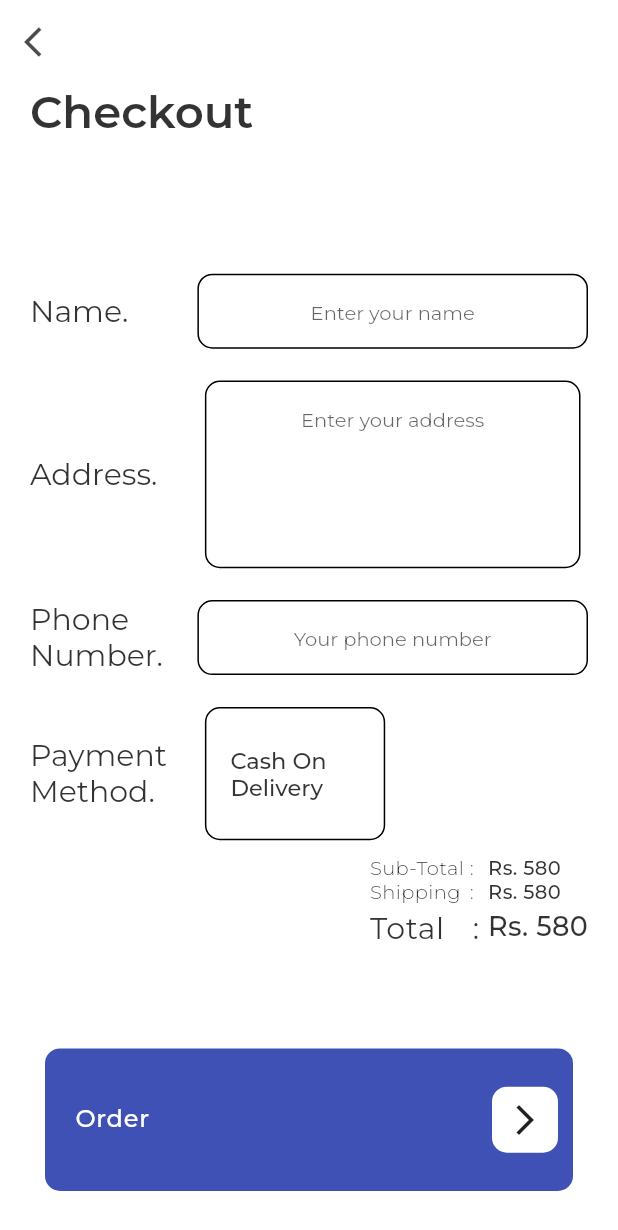
After one commit to cptnmcboatface/Aria, a Flutter app: the CheckoutScreen screen opened directly, on a phone screen of 412 x 824 dp. The commit adds this screen. Shown: the top 1230 px of the screen. Run offline on Flutter 3.47's test engine with Material 2 defaults, Android fonts, the phone set to English and light mode, and no system bars; our stand-ins replace carousel_slider, cloud_firestore, firebase_auth, flutter_spinkit, google_fonts, intl_phone_number_input and 2 more; missing offline and left inert: dart:ffi, sky_engine; accounts and stored records are empty; network calls fail.

Commit message:
added Checkout

```diff
--- /dev/null
+++ b/lib/screens/CheckoutScreen.dart
@@ -0,0 +1,310 @@
+import 'package:flutter/material.dart';
+import 'package:google_fonts/google_fonts.dart';
+
+class CheckoutScreen extends StatefulWidget {
+  @override
+  _CheckoutScreenState createState() => _CheckoutScreenState();
+}
+
+class _CheckoutScreenState extends State<CheckoutScreen> {
+  Color appBarIconColor = Color.fromRGBO(0, 0, 0, 0.7);
+  Color titleFontColor = Color.fromRGBO(0, 0, 0, 0.8);
+  @override
+  Widget build(BuildContext context) {
+    return Scaffold(
+      resizeToAvoidBottomPadding: false,
+      appBar: AppBar(
+        backgroundColor: Colors.white,
+        elevation: 0.0,
+        leading: IconButton(
+          onPressed: () {
+            Navigator.pop(context);
+          },
+          color: Colors.white,
+          icon: Icon(
+            Icons.arrow_back_ios,
+            color: appBarIconColor,
+          ),
+        ),
+      ),
+      body: Container(
+        padding: EdgeInsets.symmetric(horizontal: 20),
+        color: Colors.white,
+        child: Column(
+          crossAxisAlignment: CrossAxisAlignment.start,
+          children: <Widget>[
+            Expanded(
+              flex: 3,
+              child: Container(
+                child: Text("Checkout",
+                    style: GoogleFonts.montserrat(
+                        color: titleFontColor,
+                        fontSize: 30,
+                        fontWeight: FontWeight.w600)),
+              ),
+            ),
+            Expanded(
+              flex: 17,
+              child: Column(
+                children: <Widget>[
+                  Expanded(
+                    flex: 2,
+                    child: Row(
+                      mainAxisAlignment: MainAxisAlignment.start,
+                      crossAxisAlignment: CrossAxisAlignment.center,
+                      children: <Widget>[
+                        Expanded(
+                          flex: 3,
+                          child: Text("Name.",
+                              style: GoogleFonts.montserrat(
+                                  color: titleFontColor, fontSize: 20)),
+                        ),
+                        Expanded(
+                            flex: 7,
+                            child: Container(
+                              decoration: BoxDecoration(
+                                  borderRadius:
+                                      BorderRadius.all(Radius.circular(10)),
+                                  border: Border.all()),
+                              child: TextField(
+                                textAlign: TextAlign.center,
+                                maxLines: null,
+                                onChanged: (val) {},
+                                decoration: InputDecoration(
+                                    border: InputBorder.none,
+                                    hintText: 'Enter your name',
+                                    hintStyle:
+                                        GoogleFonts.montserrat(fontSize: 13)),
+                              ),
+                            ))
+                      ],
+                    ),
+                  ),
+                  Expanded(
+                    flex: 4,
+                    child: Row(
+                      mainAxisAlignment: MainAxisAlignment.start,
+                      crossAxisAlignment: CrossAxisAlignment.center,
+                      children: <Widget>[
+                        Expanded(
+                          flex: 3,
+                          child: Text("Address.",
+                              style: GoogleFonts.montserrat(
+                                  color: titleFontColor, fontSize: 20)),
+                        ),
+                        Expanded(
+                          flex: 7,
+                          child: Container(
+
+                            height: double.infinity,
+                            width: double.infinity,
+                            margin: EdgeInsets.symmetric(
+                                horizontal: 5, vertical: 10),
+                            decoration: BoxDecoration(
+                                borderRadius:
+                                    BorderRadius.all(Radius.circular(10)),
+                                border: Border.all()),
+                            child: TextField(
+                              maxLines: null,
+                              textAlign: TextAlign.center,
+                              onChanged: (val) {},
+                              keyboardType: TextInputType.multiline,
+                              decoration: InputDecoration(
+                                  contentPadding:
+                                      EdgeInsets.symmetric(horizontal: 10),
+                                  border: InputBorder.none,
+                                  hintText: 'Enter your address',
+                                  hintStyle:
+                                      GoogleFonts.montserrat(fontSize: 13)),
+                            ),
+                          ),
+                        )
+                      ],
+                    ),
+                  ),
+                  Expanded(
+                    flex: 2,
+                    child: Row(
+                      mainAxisAlignment: MainAxisAlignment.start,
+                      crossAxisAlignment: CrossAxisAlignment.center,
+                      children: <Widget>[
+                        Expanded(
+                          flex: 3,
+                          child: Text("Phone Number.",
+                              style: GoogleFonts.montserrat(
+                                  color: titleFontColor, fontSize: 20)),
+                        ),
+                        Expanded(
+                            flex: 7,
+                            child: Container(
+                              decoration: BoxDecoration(
+                                  borderRadius:
+                                      BorderRadius.all(Radius.circular(10)),
+                                  border: Border.all()),
+                              child: TextField(
+                                textAlign: TextAlign.center,
+                                maxLines: null,
+                                onChanged: (val) {},
+                                // textInputAction: ,
+                                decoration: InputDecoration(
+                                    border: InputBorder.none,
+                                    hintText: 'Your phone number',
+                                    hintStyle:
+                                        GoogleFonts.montserrat(fontSize: 13)),
+                              ),
+                            ))
+                      ],
+                    ),
+                  ),
+                  Expanded(
+                    flex: 3,
+                    child: Row(
+                      mainAxisAlignment: MainAxisAlignment.start,
+                      crossAxisAlignment: CrossAxisAlignment.center,
+                      children: <Widget>[
+                        Expanded(
+                          flex: 3,
+                          child: Text("Payment Method.",
+                              style: GoogleFonts.montserrat(
+                                  color: titleFontColor, fontSize: 20)),
+                        ),
+                        Expanded(
+                          flex: 7,
+                          child: Row(
+                            children: <Widget>[
+                              Expanded(
+                                child: Container(
+                                  margin: EdgeInsets.symmetric(
+                                      horizontal: 5, vertical: 10),
+                                  decoration: BoxDecoration(
+                                      borderRadius:
+                                          BorderRadius.all(Radius.circular(10)),
+                                      border: Border.all()),
+                                  height: double.infinity,
+                                  child: FlatButton(
+                                    onPressed: null,
+                                    child: Text("Cash On Delivery",
+                                        style: GoogleFonts.montserrat(
+                                            color: titleFontColor,
+                                            fontSize: 15)),
+                                  ),
+                                ),
+                              ),
+                              Expanded(
+                                child: Container(),
+                              )
+                            ],
+                          ),
+                        )
+                      ],
+                    ),
+                  ),
+                  Expanded(
+                    flex: 3,
+                    child: Row(
+                      crossAxisAlignment: CrossAxisAlignment.start,
+                      mainAxisAlignment: MainAxisAlignment.end,
+                      children: <Widget>[
+                        Column(
+                          crossAxisAlignment: CrossAxisAlignment.start,
+                          children: <Widget>[
+                            costName("Sub-Total", false),
+                            costName("Shipping", false),
+                            costName("Total", true)
+                          ],
+                        ),
+                        Column(
+                          crossAxisAlignment: CrossAxisAlignment.start,
+                          children: <Widget>[
+                            costName(" : ", false),
+                            costName(" : ", false),
+                            costName(" : ", true)
+                          ],
+                        ),
+                        Column(
+                          crossAxisAlignment: CrossAxisAlignment.start,
+                          children: <Widget>[
+                            costText(580, false),
+                            costText(580, false),
+                            costText(580, true)
+                          ],
+                        ),
+                      ],
+                    ),
+                  ),
+                  Expanded(
+                    flex: 4,
+                    child: Container(
+                      margin: EdgeInsets.only(
+                          top: 20, left: 10, right: 10, bottom: 30),
+                      decoration: BoxDecoration(
+                          color: Colors.indigo,
+                          borderRadius: BorderRadius.all(Radius.circular(10))),
+                      child: InkWell(
+                        onTap: () {},
+                        child: Row(
+                          crossAxisAlignment: CrossAxisAlignment.center,
+                          mainAxisAlignment: MainAxisAlignment.spaceBetween,
+                          children: <Widget>[
+                            Container(
+                              padding: EdgeInsets.only(left: 20),
+                              child: Text(
+                                "Order",
+                                style: GoogleFonts.montserrat(
+                                    textStyle: TextStyle(
+                                        color: Colors.white, letterSpacing: .5),
+                                    fontSize: 16,
+                                    fontWeight: FontWeight.w500),
+                              ),
+                            ),
+                            Container(
+                              decoration: BoxDecoration(
+                                  color: Colors.white,
+                                  borderRadius:
+                                      BorderRadius.all(Radius.circular(10))),
+                              child: Icon(Icons.arrow_forward_ios),
+                              padding: EdgeInsets.all(10),
+                              margin: EdgeInsets.all(10),
+                            )
+                          ],
+                        ),
+                      ),
+                    ),
+                  )
+                ],
+              ),
+            )
+          ],
+        ),
+      ),
+    );
+  }
+
+  Widget costName(String name, bool mode) {
+    return Container(
+      padding: EdgeInsets.only(top: mode ? 5 : 0),
+      child: Text(
+        name,
+        style: GoogleFonts.montserrat(
+            fontSize: mode ? 20 : 13,
+            letterSpacing: mode ? 0.4 : 0.25,
+            fontWeight: mode ? FontWeight.w400 : FontWeight.w300,
+            textStyle: TextStyle(color: titleFontColor)),
+      ),
+    );
+  }
+
+  Widget costText(int cost, bool mode) {
+    return Container(
+      padding: EdgeInsets.only(top: mode ? 5 : 0),
+      child: Text(
+        'Rs. ' + cost.toString(),
+        style: GoogleFonts.montserrat(
+            fontSize: mode ? 18 : 13,
+            letterSpacing: 0.25,
+            fontWeight: FontWeight.w500,
+            textStyle: TextStyle(color: titleFontColor)),
+      ),
+    );
+  }
+}
--- a/lib/screens/ShoppingCartScreen.dart
+++ b/lib/screens/ShoppingCartScreen.dart
@@ -1,8 +1,7 @@
 import 'package:flutter/material.dart';
 import 'package:aria_makeup/shared/Constants.dart';
-import 'package:flutter_spinkit/flutter_spinkit.dart';
 import 'package:google_fonts/google_fonts.dart';
-import 'package:cached_network_image/cached_network_image.dart';
+import 'package:aria_makeup/screens/CheckoutScreen.dart';
 
 class ShoppingCartScreen extends StatefulWidget {
   @override
@@ -54,7 +53,7 @@ class _ShoppingCartScreenState extends State<ShoppingCartScreen> {
               flex: 3,
               child: Container(
                 padding: EdgeInsets.only(left: 20),
-                child: Text("MY CART",
+                child: Text("My cart",
                     style: GoogleFonts.montserrat(
                         color: titleFontColor,
                         fontSize: 30,
@@ -85,7 +84,7 @@ class _ShoppingCartScreenState extends State<ShoppingCartScreen> {
                                 fontWeight: FontWeight.w300,
                                 textStyle: TextStyle(color: titleFontColor)),
                             text:
-                                'Total (Including Shipping)    ', // default text style
+                                'Sub-Total    ', // default text style
                             children: <TextSpan>[
                               TextSpan(
                                   text: "Rs. 580",
@@ -108,6 +107,14 @@ class _ShoppingCartScreenState extends State<ShoppingCartScreen> {
                             color: Colors.indigo,
                             borderRadius:
                                 BorderRadius.all(Radius.circular(10))),
+                        child: InkWell(
+                          onTap: () {
+                            Navigator.push(
+                              context,
+                              MaterialPageRoute(
+                                  builder: (context) => CheckoutScreen()),
+                            );
+                          },
                           child: Row(
                             crossAxisAlignment: CrossAxisAlignment.center,
                             mainAxisAlignment: MainAxisAlignment.spaceBetween,
@@ -118,12 +125,14 @@ class _ShoppingCartScreenState extends State<ShoppingCartScreen> {
                                   "Check out",
                                   style: GoogleFonts.montserrat(
                                       textStyle: TextStyle(
-                                        color: Colors.white, letterSpacing: .5),
+                                          color: Colors.white,
+                                          letterSpacing: .5),
                                       fontSize: 16,
                                       fontWeight: FontWeight.w500),
                                 ),
                               ),
                               Container(
+
                                 decoration: BoxDecoration(
                                     color: Colors.white,
                                     borderRadius:
@@ -135,7 +144,9 @@ class _ShoppingCartScreenState extends State<ShoppingCartScreen> {
                             ],
                           ),
                         ),
-                    )
+                      ),
+                    ),
+
                   ],
                 ),
               ),
@@ -160,17 +171,18 @@ class _ShoppingCartScreenState extends State<ShoppingCartScreen> {
       child: ListView(
         physics: BouncingScrollPhysics(),
         children: <Widget>[
-          listTileShoppingCart(imgList[0],0),
-          listTileShoppingCart(imgList[1],1),
-          listTileShoppingCart(imgList[2],2),
-          listTileShoppingCart(imgList[3],3),
-          listTileShoppingCart(imgList[4],4),
+          listTileShoppingCart(imgList[0], 0),
+          listTileShoppingCart(imgList[1], 1),
+          listTileShoppingCart(imgList[2], 2),
+          listTileShoppingCart(imgList[3], 3),
+          listTileShoppingCart(imgList[4], 4),
         ],
       ),
     );
   }
-var itemCount = [1,1,1,1,1];
-  Widget listTileShoppingCart(url,id) {
+
+  var itemCount = [1, 1, 1, 1, 1];
+  Widget listTileShoppingCart(url, id) {
     double tileImageSize = 56;
     return ListTile(
       leading: ClipRRect(
@@ -198,8 +210,8 @@ var itemCount = [1,1,1,1,1];
         mainAxisAlignment: MainAxisAlignment.spaceBetween,
         children: <Widget>[
           InkWell(
-            onTap: (){
-              updateCount(id,true);
+            onTap: () {
+              updateCount(id, true);
             },
             child: Icon(
               Icons.arrow_upward,
@@ -215,8 +227,8 @@ var itemCount = [1,1,1,1,1];
                 color: Color.fromRGBO(0, 0, 0, 0.8)),
           ),
           InkWell(
-            onTap: (){
-              updateCount(id,false);
+            onTap: () {
+              updateCount(id, false);
             },
             child: Icon(
               Icons.arrow_downward,
@@ -228,14 +240,15 @@ var itemCount = [1,1,1,1,1];
       ),
     );
   }
-  void updateCount(id, bool direction){
-    if(direction){
+
+  void updateCount(id, bool direction) {
+    if (direction) {
       setState(() {
-        itemCount[id]+=1;
+        itemCount[id] += 1;
       });
-    }else{
+    } else {
       setState(() {
-        itemCount[id]-=1;
+        itemCount[id] -= 1;
       });
     }
   }
--- a/lib/shared/Constants.dart
+++ b/lib/shared/Constants.dart
@@ -1,3 +1,3 @@
 import 'package:flutter/material.dart';
 
-Color mainThemeColor = Color.fromRGBO(255, 183, 201, 0.9);
+Color mainThemeColor = Colors.indigo[300];//Color.fromRGBO(255, 183, 201, 0.9);
```
Lines whose indentation alone changed are shown as unchanged.
